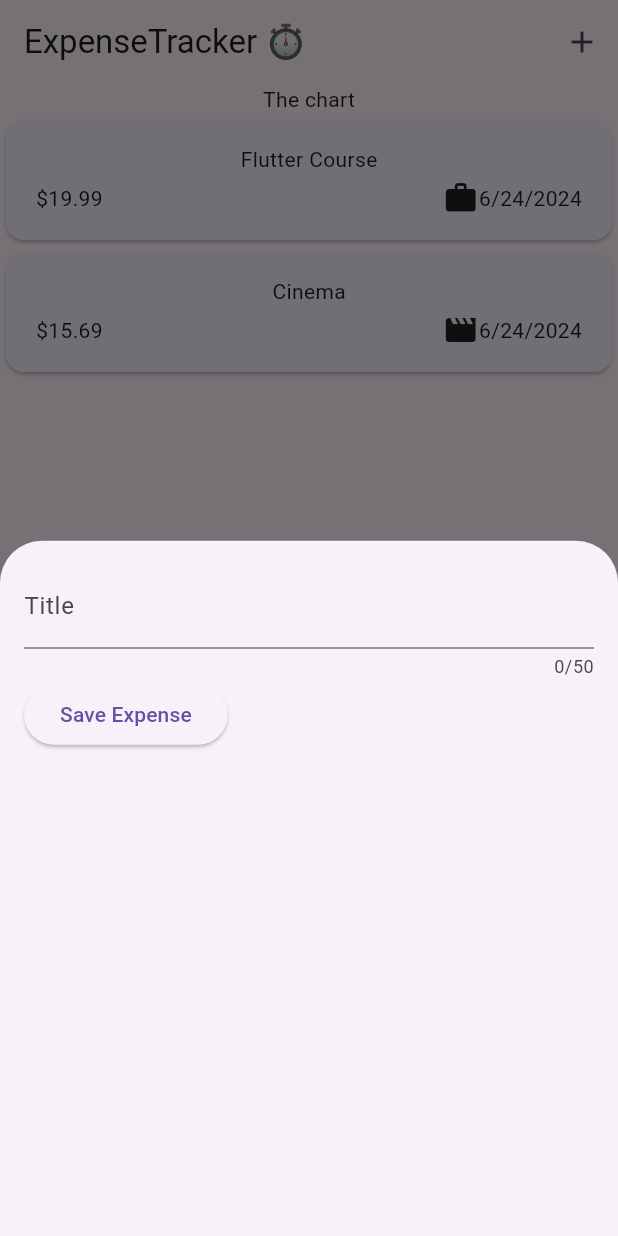
After one commit to Sola0404/flutter-dart-practicing-apps, a Flutter app: the screen it shows after launch, after a tap on the "add" icon, on a phone screen of 412 x 824 dp. The commit adds this screen. Run offline on Flutter 3.47's test engine with Material 3 defaults, Android fonts, the phone set to English and light mode, and no system bars; our stand-ins replace google_fonts.

Commit message:
chore: Add new expense feature with modal overlay

```diff
--- a/expense_tracker/lib/widgets/expenses.dart
+++ b/expense_tracker/lib/widgets/expenses.dart
@@ -1,4 +1,5 @@
 import 'package:expense_tracker/widgets/expenses_list/expenses_list.dart';
+import 'package:expense_tracker/widgets/new_expense.dart';
 import 'package:flutter/material.dart';
 import 'package:expense_tracker/models/expense.dart';
 
@@ -25,9 +26,25 @@ class _ExpensesState extends State<Expenses> {
         category: Category.leisure),
   ];
 
+  void _openAddExpenseOverlay() {
+    showModalBottomSheet(
+      context: context,
+      builder: (ctx) => const NewExpense(),
+    );
+  }
+
   @override
   Widget build(BuildContext context) {
     return Scaffold(
+      appBar: AppBar(
+        title: const Text("ExpenseTracker ⏱️"),
+        actions: [
+          IconButton(
+            onPressed: _openAddExpenseOverlay,
+            icon: const Icon(Icons.add),
+          ),
+        ],
+      ),
       body: Column(
         children: [
           const Text("The chart"),
--- /dev/null
+++ b/expense_tracker/lib/widgets/new_expense.dart
@@ -0,0 +1,47 @@
+import 'package:flutter/material.dart';
+
+class NewExpense extends StatefulWidget {
+  const NewExpense({super.key});
+
+  @override
+  State<NewExpense> createState() {
+    return _NewExpenseState();
+  }
+}
+
+class _NewExpenseState extends State<NewExpense> {
+  var _enteredTitle = '';
+
+  void _saveTitleInput(String inputValue) {
+    // Not used set state because we don't need to update the UI
+    _enteredTitle = inputValue;
+  }
+
+  @override
+  Widget build(BuildContext context) {
+    return Padding(
+      padding: const EdgeInsets.all(16),
+      child: Column(
+        children: [
+          TextField(
+            onChanged: _saveTitleInput,
+            maxLength: 50,
+            decoration: const InputDecoration(
+              label: Text('Title'),
+            ),
+          ),
+          Row(
+            children: [
+              ElevatedButton(
+                onPressed: () {
+                  print(_enteredTitle);
+                },
+                child: const Text('Save Expense'),
+              ),
+            ],
+          )
+        ],
+      ),
+    );
+  }
+}
```
